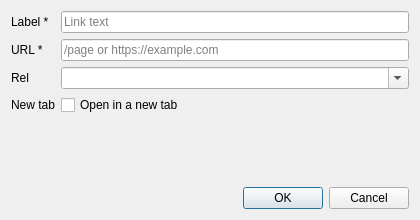
icingerpower/WebsiteEmpire2, file WebsiteEmpireLib/website/commonblocs/widgets/DialogMenuItemEdit.ui: the form before one commit.
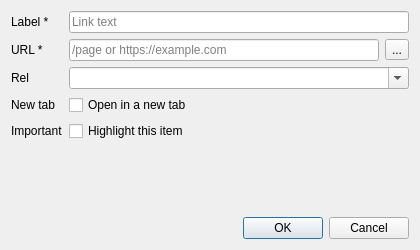
The form after the commit.

Commit message:
Add important flag and page picker button to menu editor
MenuItem and MenuSubItem gain a boolean important field serialised to JSON.
WidgetCommonBlocMenu shows it as a ★ column and DialogMenuItemEdit exposes
a checkbox.  A ... button next to the URL field opens DialogPickPage, a
QToolBox dialog that splits pages into Existing and Generated tabs with
filter by type / permalink, sortable by ID, for quick URL insertion.
MainWindow passes workingDirPath via qApp property so the dialog can
open pages.db without pulling WorkingDirectoryManager into the lib.

What changed in the file:
```diff
--- a/WebsiteEmpireLib/website/commonblocs/widgets/DialogMenuItemEdit.ui
+++ b/WebsiteEmpireLib/website/commonblocs/widgets/DialogMenuItemEdit.ui
@@ -7,7 +7,7 @@
     <x>0</x>
     <y>0</y>
     <width>420</width>
-    <height>220</height>
+    <height>250</height>
    </rect>
   </property>
   <property name="windowTitle">
@@ -41,12 +41,26 @@
       </widget>
      </item>
      <item row="1" column="1">
+      <layout class="QHBoxLayout" name="hboxUrl">
+       <item>
       <widget class="QLineEdit" name="lineEditUrl">
        <property name="placeholderText">
         <string>/page or https://example.com</string>
        </property>
       </widget>
      </item>
+       <item>
+        <widget class="QToolButton" name="btnPickPage">
+         <property name="text">
+          <string>...</string>
+         </property>
+         <property name="toolTip">
+          <string>Pick an existing page</string>
+         </property>
+        </widget>
+       </item>
+      </layout>
+     </item>
      <item row="2" column="0">
       <widget class="QLabel" name="labelRel">
        <property name="text">
@@ -75,6 +89,20 @@
        </property>
       </widget>
      </item>
+     <item row="4" column="0">
+      <widget class="QLabel" name="labelImportant">
+       <property name="text">
+        <string>Important</string>
+       </property>
+      </widget>
+     </item>
+     <item row="4" column="1">
+      <widget class="QCheckBox" name="checkImportant">
+       <property name="text">
+        <string>Highlight this item</string>
+       </property>
+      </widget>
+     </item>
     </layout>
    </item>
    <item>
```
Lines whose indentation alone changed are shown as unchanged. The commit also changes 12 other files.
